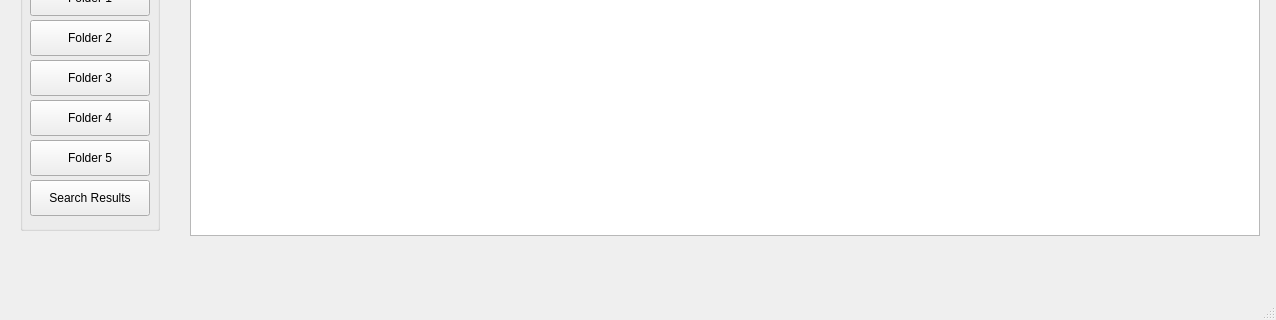
Old version of the form mainwindow.ui in the repository jimmcguffin/PyOutpost; both pictures show x 0 to 1276 and y 329 to 649 of the 1276 by 649 pixel window.
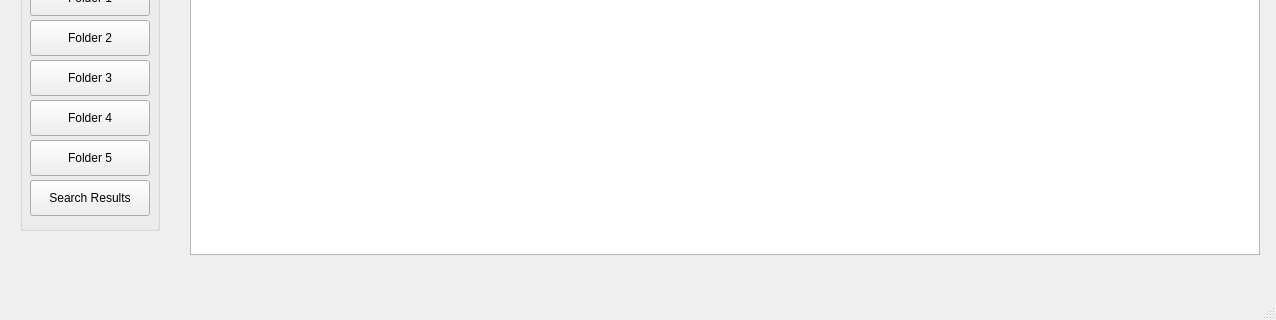
New version of the form.

Commit message: Make main controls track window size, Start support for some new forms

```diff
--- a/mainwindow.ui
+++ b/mainwindow.ui
@@ -368,7 +368,7 @@
       <x>190</x>
       <y>65</y>
       <width>1070</width>
-      <height>481</height>
+      <height>500</height>
      </rect>
     </property>
     <property name="contextMenuPolicy">
```
The commit also changes 7 other files.
